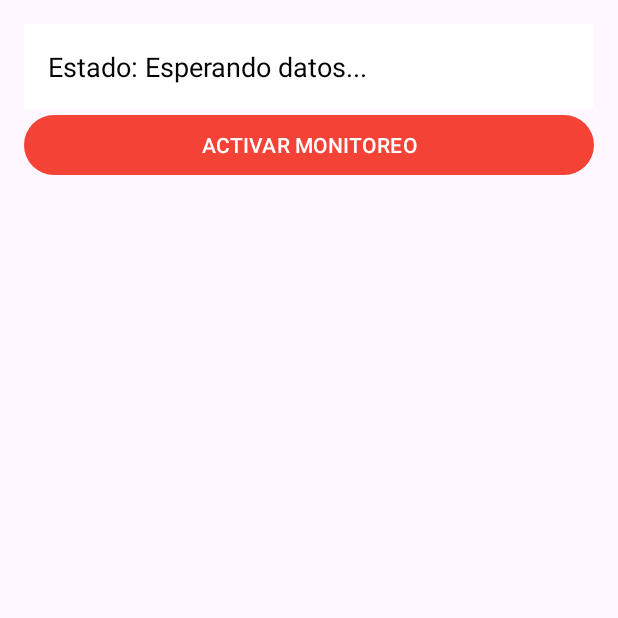
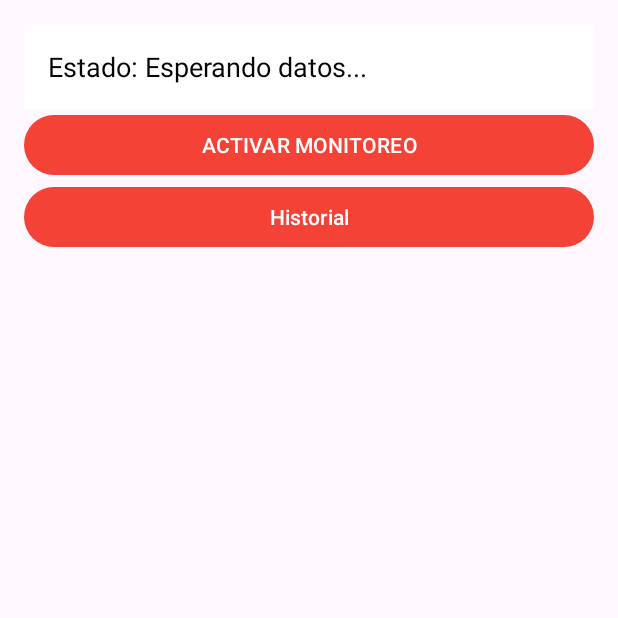
Before and after one commit to UNLAM-SOA/2025_SOA_Q1_L3, an Android app: the MainActivity screen opened directly, with no data from a screen before it, on a phone screen of 412 x 824 dp, the top half of it. Run offline under Robolectric (Android 15) with nearby library versions, the phone set to English and light mode, and no system bars.

Commit message:
agregado de boton historial y activity historial

```diff
--- a/Android/BotonApplication/app/src/main/res/layout/activity_main.xml
+++ b/Android/BotonApplication/app/src/main/res/layout/activity_main.xml
@@ -23,7 +23,12 @@
         android:layout_height="wrap_content"
         android:text="Activar Monitoreo"/>
 
-
+    <Button
+        android:id="@+id/button"
+        android:onClick="actividadHistorial"
+        android:layout_width="match_parent"
+        android:layout_height="wrap_content"
+        android:text="Historial" />
 
 
 </LinearLayout>
```
Also changed, not shown: Android/BotonApplication/app/src/main/AndroidManifest.xml (+9 -12 lines), Android/BotonApplication/app/src/main/java/com/example/botonapplication/HistorialActivity.java (added, +44 -0 lines), Android/BotonApplication/app/src/main/java/com/example/botonapplication/MainActivity.java (+29 -0 lines), Android/BotonApplication/app/src/main/res/layout/activity_historial.xml (added, +15 -0 lines).
